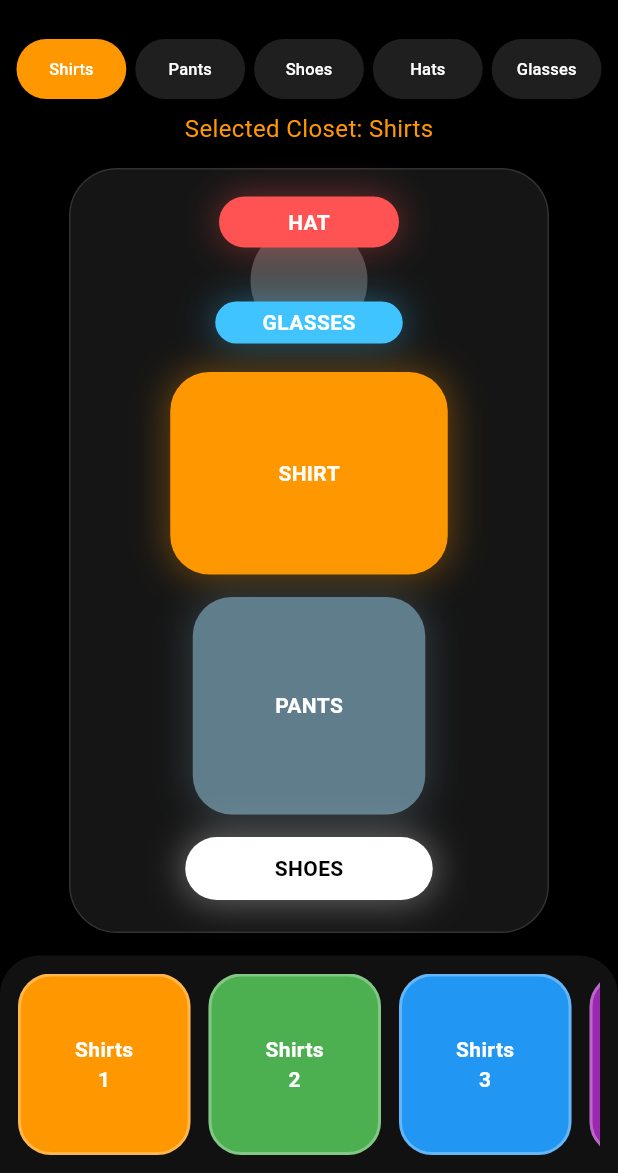
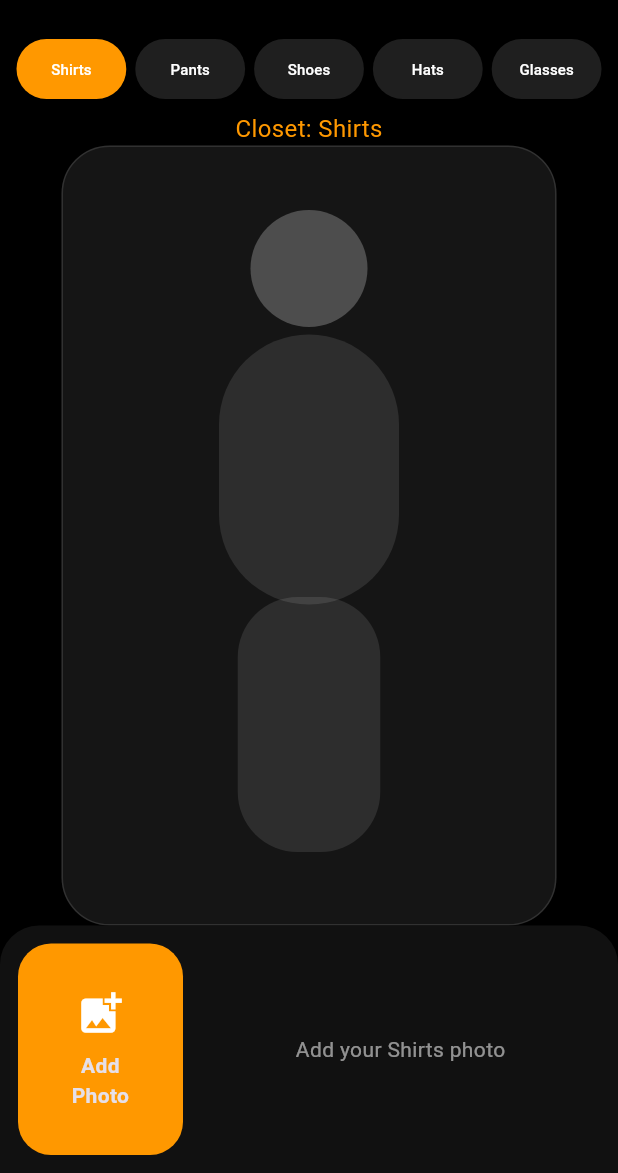
Before and after one commit to lotfi1347/chibepusham, a Flutter app: the screen it shows after launch, on a phone screen of 412 x 824 dp, the part 63-1236 px from its top. Run offline on Flutter 3.47's test engine with Material 3 defaults, Android fonts, the phone set to English and light mode, and no system bars; our stand-ins replace camera, image_picker; missing offline and left inert: flutter_stripe, google_mlkit_pose_detection, google_mlkit_selfie_segmentation.

Commit message:
add real closet upload MVP

```diff
--- a/lib/main.dart
+++ b/lib/main.dart
@@ -1,4 +1,6 @@
+import 'dart:typed_data';
 import 'package:flutter/material.dart';
+import 'package:image_picker/image_picker.dart';
 
 void main() {
   runApp(const ChiBepushamApp());
@@ -10,66 +12,89 @@ class ChiBepushamApp extends StatelessWidget {
   @override
   Widget build(BuildContext context) {
     return MaterialApp(
-      title: 'ChiBepusham Demo',
+      title: 'ChiBepusham',
       debugShowCheckedModeBanner: false,
       theme: ThemeData.dark(),
-      home: const DemoPage(),
+      home: const HomePage(),
     );
   }
 }
 
-class DemoPage extends StatefulWidget {
-  const DemoPage({super.key});
+class ClosetItem {
+  final String name;
+  final Uint8List imageBytes;
+
+  ClosetItem({
+    required this.name,
+    required this.imageBytes,
+  });
+}
+
+class HomePage extends StatefulWidget {
+  const HomePage({super.key});
 
   @override
-  State<DemoPage> createState() => _DemoPageState();
+  State<HomePage> createState() => _HomePageState();
 }
 
-class _DemoPageState extends State<DemoPage> {
-  String category = "Shirts";
+class _HomePageState extends State<HomePage> {
+  final ImagePicker picker = ImagePicker();
 
-  int shirt = 0;
-  int pants = 0;
-  int shoes = 0;
-  int hat = 0;
-  int glasses = 0;
+  String selectedCategory = "Shirts";
 
-  final List<Color> shirtColors = [Colors.orange, Colors.green, Colors.blue, Colors.purple];
-  final List<Color> pantsColors = [Colors.blueGrey, Colors.brown, Colors.black87, Colors.indigo];
-  final List<Color> shoesColors = [Colors.white, Colors.red, Colors.yellow, Colors.cyan];
-  final List<Color> hatColors = [Colors.redAccent, Colors.amber, Colors.pink, Colors.teal];
-  final List<Color> glassesColors = [Colors.lightBlueAccent, Colors.white, Colors.deepPurple, Colors.lime];
+  final Map<String, List<ClosetItem>> closets = {
+    "Shirts": [],
+    "Pants": [],
+    "Shoes": [],
+    "Hats": [],
+    "Glasses": [],
+  };
 
-  List<Color> getCurrentColors() {
-    if (category == "Shirts") return shirtColors;
-    if (category == "Pants") return pantsColors;
-    if (category == "Shoes") return shoesColors;
-    if (category == "Hats") return hatColors;
-    return glassesColors;
+  final Map<String, ClosetItem?> selectedItems = {
+    "Shirts": null,
+    "Pants": null,
+    "Shoes": null,
+    "Hats": null,
+    "Glasses": null,
+  };
+
+  Future<void> addItemToCloset() async {
+    final XFile? picked = await picker.pickImage(source: ImageSource.gallery);
+    if (picked == null) return;
+
+    final bytes = await picked.readAsBytes();
+
+    final item = ClosetItem(
+      name: "$selectedCategory ${closets[selectedCategory]!.length + 1}",
+      imageBytes: bytes,
+    );
+
+    setState(() {
+      closets[selectedCategory]!.add(item);
+      selectedItems[selectedCategory] = item;
+    });
   }
 
-  void selectItem(int index) {
+  void selectCategory(String category) {
     setState(() {
-      if (category == "Shirts") shirt = index;
-      if (category == "Pants") pants = index;
-      if (category == "Shoes") shoes = index;
-      if (category == "Hats") hat = index;
-      if (category == "Glasses") glasses = index;
+      selectedCategory = category;
+    });
+  }
+
+  void selectItem(ClosetItem item) {
+    setState(() {
+      selectedItems[selectedCategory] = item;
     });
   }
 
   Widget categoryButton(String name) {
-    final active = category == name;
+    final active = selectedCategory == name;
 
     return Expanded(
       child: Padding(
         padding: const EdgeInsets.symmetric(horizontal: 3),
         child: ElevatedButton(
-          onPressed: () {
-            setState(() {
-              category = name;
-            });
-          },
+          onPressed: () => selectCategory(name),
           style: ElevatedButton.styleFrom(
             backgroundColor: active ? Colors.orange : Colors.white12,
             foregroundColor: Colors.white,
@@ -77,46 +102,31 @@ class _DemoPageState extends State<DemoPage> {
           ),
           child: Text(
             name,
-            style: const TextStyle(fontSize: 11),
+            style: const TextStyle(fontSize: 10),
           ),
         ),
       ),
     );
   }
 
-  Widget clothingItem(String label, Color color, double width, double height) {
-    final textColor = color.computeLuminance() > 0.5 ? Colors.black : Colors.white;
+  Widget imageLayer(String category, double top, double width) {
+    final item = selectedItems[category];
+    if (item == null) return const SizedBox();
 
-    return Container(
+    return Positioned(
+      top: top,
+      child: Image.memory(
+        item.imageBytes,
         width: width,
-      height: height,
-      decoration: BoxDecoration(
-        color: color,
-        borderRadius: BorderRadius.circular(26),
-        boxShadow: [
-          BoxShadow(
-            color: color.withOpacity(0.35),
-            blurRadius: 20,
-            spreadRadius: 2,
-          ),
-        ],
-      ),
-      child: Center(
-        child: Text(
-          label,
-          style: TextStyle(
-            color: textColor,
-            fontWeight: FontWeight.bold,
-          ),
-        ),
+        fit: BoxFit.contain,
       ),
     );
   }
 
   Widget mannequin() {
     return Container(
-      width: 320,
-      height: 510,
+      width: 330,
+      height: 520,
       decoration: BoxDecoration(
         color: const Color(0xFF151515),
         borderRadius: BorderRadius.circular(32),
@@ -126,7 +136,7 @@ class _DemoPageState extends State<DemoPage> {
         alignment: Alignment.center,
         children: [
           Positioned(
-            top: 35,
+            top: 42,
             child: Container(
               width: 78,
               height: 78,
@@ -137,70 +147,108 @@ class _DemoPageState extends State<DemoPage> {
             ),
           ),
           Positioned(
-            top: 18,
-            child: clothingItem("HAT", hatColors[hat], 120, 34),
+            top: 125,
+            child: Container(
+              width: 120,
+              height: 180,
+              decoration: BoxDecoration(
+                color: Colors.white10,
+                borderRadius: BorderRadius.circular(60),
+              ),
+            ),
           ),
           Positioned(
-            top: 88,
-            child: clothingItem("GLASSES", glassesColors[glasses], 125, 28),
+            top: 300,
+            child: Container(
+              width: 95,
+              height: 170,
+              decoration: BoxDecoration(
+                color: Colors.white10,
+                borderRadius: BorderRadius.circular(40),
               ),
-          Positioned(
-            top: 135,
-            child: clothingItem("SHIRT", shirtColors[shirt], 185, 135),
             ),
-          Positioned(
-            top: 285,
-            child: clothingItem("PANTS", pantsColors[pants], 155, 145),
           ),
-          Positioned(
-            top: 445,
-            child: clothingItem("SHOES", shoesColors[shoes], 165, 42),
-          ),
+
+          imageLayer("Hats", 18, 120),
+          imageLayer("Glasses", 88, 110),
+          imageLayer("Shirts", 120, 210),
+          imageLayer("Pants", 285, 170),
+          imageLayer("Shoes", 455, 160),
         ],
       ),
     );
   }
 
-  Widget wardrobe() {
-    final colors = getCurrentColors();
+  Widget closetPanel() {
+    final items = closets[selectedCategory]!;
 
     return Container(
-      height: 145,
+      height: 165,
       padding: const EdgeInsets.all(12),
       decoration: const BoxDecoration(
         color: Color(0xFF111111),
         borderRadius: BorderRadius.vertical(top: Radius.circular(26)),
       ),
-      child: ListView.builder(
+      child: Row(
+        children: [
+          GestureDetector(
+            onTap: addItemToCloset,
+            child: Container(
+              width: 110,
+              decoration: BoxDecoration(
+                color: Colors.orange,
+                borderRadius: BorderRadius.circular(22),
+              ),
+              child: const Column(
+                mainAxisAlignment: MainAxisAlignment.center,
+                children: [
+                  Icon(Icons.add_photo_alternate, size: 34),
+                  SizedBox(height: 8),
+                  Text(
+                    "Add\nPhoto",
+                    textAlign: TextAlign.center,
+                    style: TextStyle(fontWeight: FontWeight.bold),
+                  ),
+                ],
+              ),
+            ),
+          ),
+          const SizedBox(width: 12),
+          Expanded(
+            child: items.isEmpty
+                ? Center(
+                    child: Text(
+                      "Add your $selectedCategory photo",
+                      style: const TextStyle(color: Colors.white54),
+                    ),
+                  )
+                : ListView.builder(
                     scrollDirection: Axis.horizontal,
-        itemCount: colors.length,
+                    itemCount: items.length,
                     itemBuilder: (context, index) {
-          final color = colors[index];
-          final textColor = color.computeLuminance() > 0.5 ? Colors.black : Colors.white;
+                      final item = items[index];
 
                       return GestureDetector(
-            onTap: () => selectItem(index),
+                        onTap: () => selectItem(item),
                         child: Container(
-              width: 115,
+                          width: 110,
                           margin: const EdgeInsets.only(right: 12),
+                          padding: const EdgeInsets.all(8),
                           decoration: BoxDecoration(
-                color: color,
-                borderRadius: BorderRadius.circular(22),
-                border: Border.all(color: Colors.white30, width: 2),
+                            color: Colors.white10,
+                            borderRadius: BorderRadius.circular(20),
+                            border: Border.all(color: Colors.white24),
                           ),
-              child: Center(
-                child: Text(
-                  "$category\n${index + 1}",
-                  textAlign: TextAlign.center,
-                  style: TextStyle(
-                    color: textColor,
-                    fontWeight: FontWeight.bold,
-                  ),
-                ),
+                          child: Image.memory(
+                            item.imageBytes,
+                            fit: BoxFit.contain,
                           ),
                         ),
                       );
                     },
+                  ),
+          ),
+        ],
       ),
     );
   }
@@ -229,7 +277,7 @@ class _DemoPageState extends State<DemoPage> {
             ),
           ),
           Text(
-            "Selected Closet: $category",
+            "Closet: $selectedCategory",
             style: const TextStyle(color: Colors.orange, fontSize: 16),
           ),
           Expanded(
@@ -237,7 +285,7 @@ class _DemoPageState extends State<DemoPage> {
               child: mannequin(),
             ),
           ),
-          wardrobe(),
+          closetPanel(),
         ],
       ),
     );
```
Also changed, not shown: pubspec.yaml (+14 -15 lines). Lines whose indentation alone changed are shown as unchanged.
